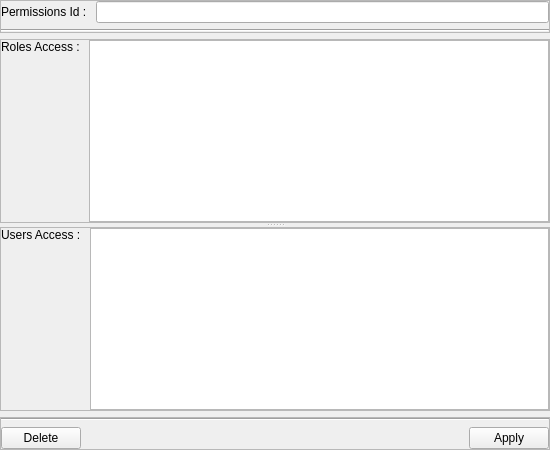
Above: src/widgets/quapermissionswidgetedit.ui from juangburgos/QUaAccessControl before the change. Below: the same form after it.
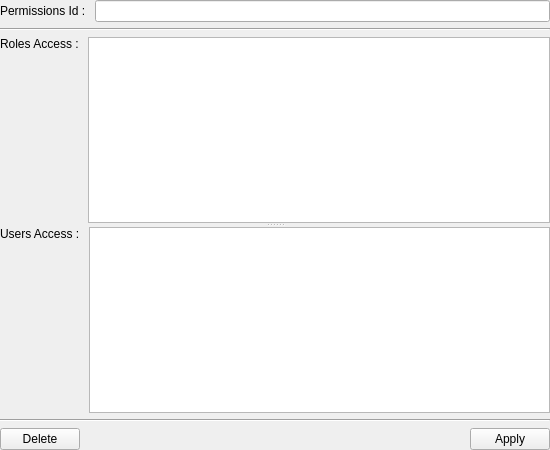
That is the form after the change.

The edit to the form file:
```diff
--- a/src/widgets/quapermissionswidgetedit.ui
+++ b/src/widgets/quapermissionswidgetedit.ui
@@ -41,7 +41,7 @@
       </sizepolicy>
      </property>
      <property name="frameShape">
-      <enum>QFrame::StyledPanel</enum>
+      <enum>QFrame::NoFrame</enum>
      </property>
      <property name="frameShadow">
       <enum>QFrame::Raised</enum>
@@ -86,7 +86,7 @@
      </property>
      <widget class="QFrame" name="frameRoleAccess">
       <property name="frameShape">
-       <enum>QFrame::StyledPanel</enum>
+       <enum>QFrame::NoFrame</enum>
       </property>
       <property name="frameShadow">
        <enum>QFrame::Raised</enum>
@@ -121,7 +121,7 @@
      </widget>
      <widget class="QFrame" name="frameUserAccess">
       <property name="frameShape">
-       <enum>QFrame::StyledPanel</enum>
+       <enum>QFrame::NoFrame</enum>
       </property>
       <property name="frameShadow">
        <enum>QFrame::Raised</enum>
@@ -165,7 +165,7 @@
       </sizepolicy>
      </property>
      <property name="frameShape">
-      <enum>QFrame::StyledPanel</enum>
+      <enum>QFrame::NoFrame</enum>
      </property>
      <property name="frameShadow">
       <enum>QFrame::Raised</enum>
```
